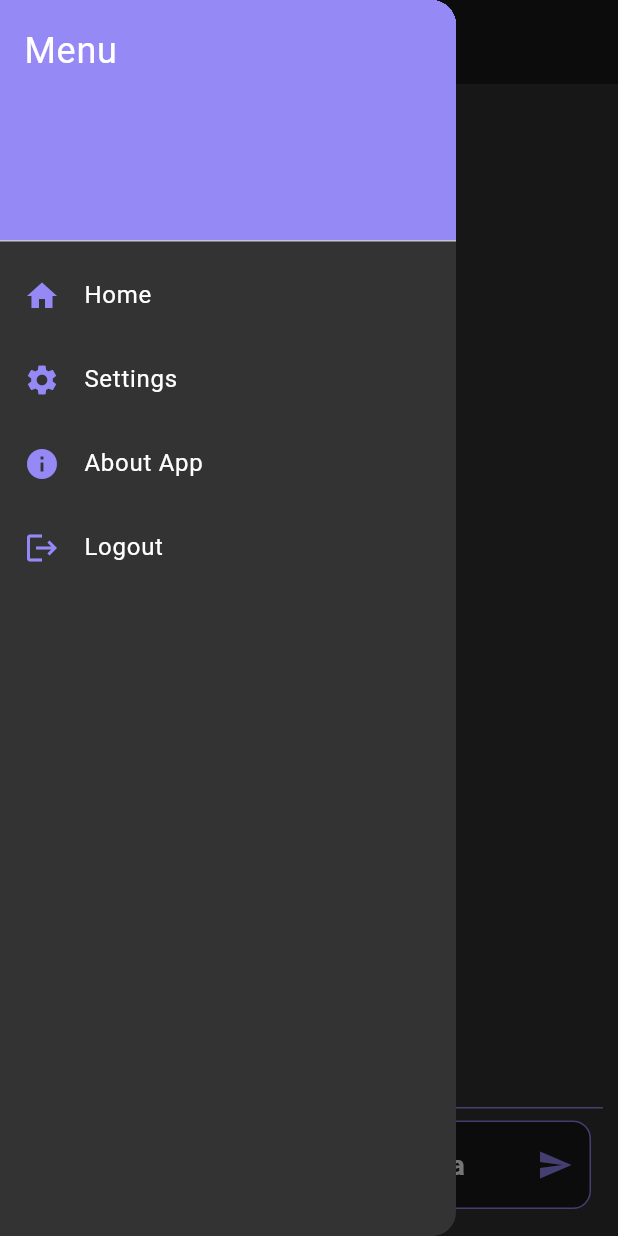
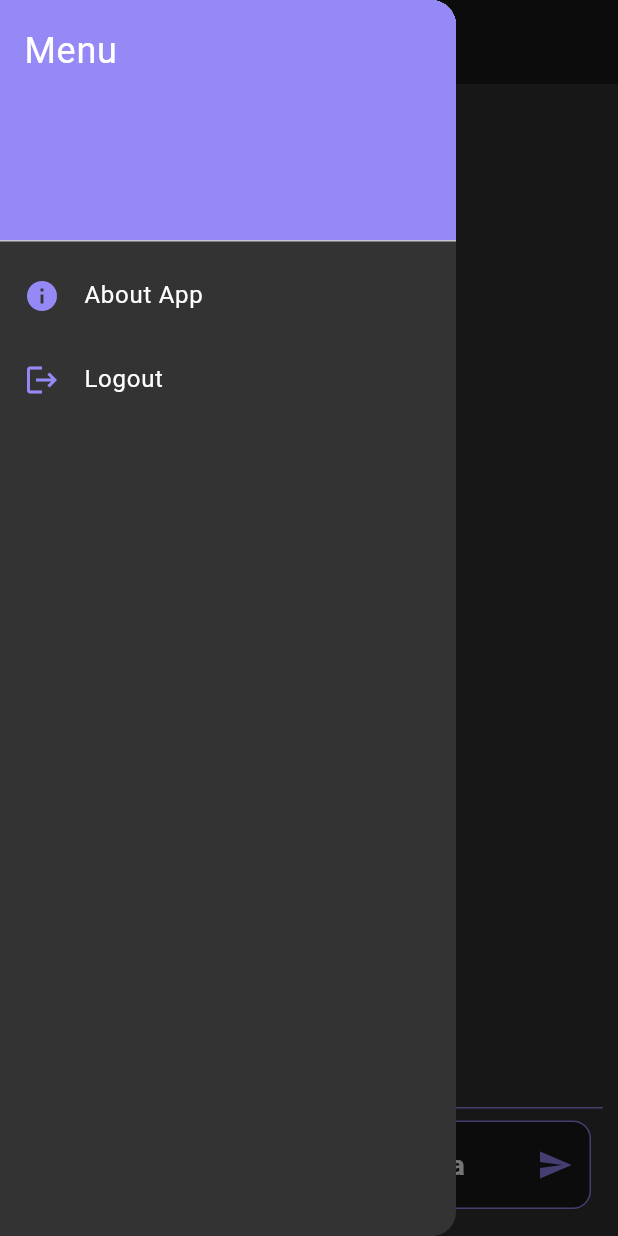
Before and after one commit to pi-mobile-development/jarvis_assistent, a Flutter app: the screen it shows after launch, with the side drawer open, on a phone screen of 412 x 824 dp. Run offline on Flutter 3.47's test engine with Material 3 defaults, Android fonts, the phone set to English and light mode, and no system bars; our stand-ins replace google_fonts, permission_handler.

Commit message:
Removendo abas nao utilizadas

```diff
--- a/lib/main_screen.dart
+++ b/lib/main_screen.dart
@@ -164,24 +164,6 @@ class _MainscreenState extends State<Mainscreen> {
             ),
           ),
           ListTile(
-            leading: Icon(Icons.home, color: AppTheme.secondaryColor),
-            title: Text('Home'),
-            textColor: AppTheme.textColor,
-            onTap: () {
-              Navigator.pop(context); // Close the drawer
-              // Navigate to Home Screen or perform an action
-            },
-          ),
-          ListTile(
-            leading: Icon(Icons.settings, color: AppTheme.secondaryColor),
-            title: Text('Settings'),
-            textColor: AppTheme.textColor,
-            onTap: () {
-              Navigator.pop(context); // Close the drawer
-              // Navigate to Settings Screen or perform an action
-            },
-          ),
-          ListTile(
             leading: Icon(Icons.info, color: AppTheme.secondaryColor),
             title: Text('About App'),
             textColor: AppTheme.textColor,
```
